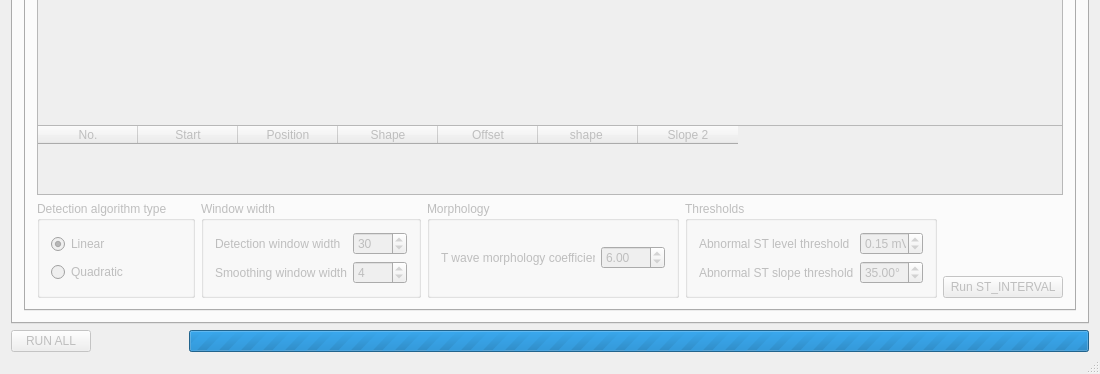
Old version of the form EKG/Views/airecgmain.ui in the repository qwerty90/ProjektEKG; both pictures show x 0 to 1100 and y 394 to 768 of the 1100 by 768 pixel window.
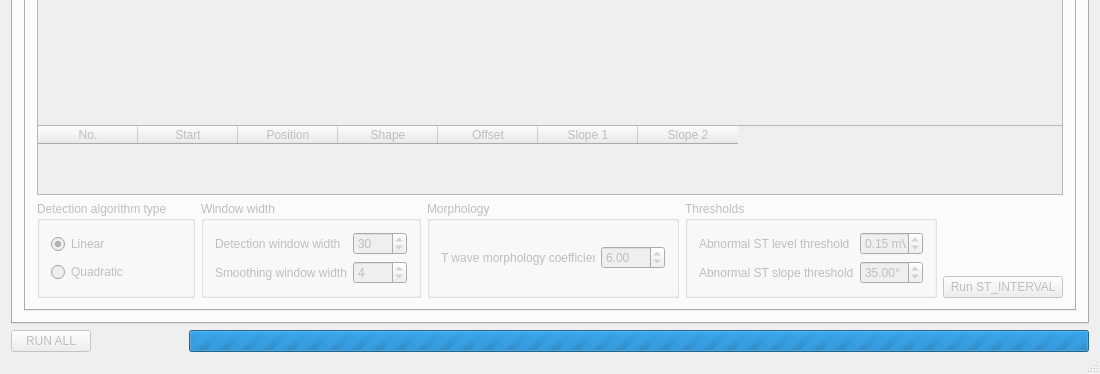
New version of the form. The open tabs and pages were chosen to show the change. Icons and pictures are not drawn.

Commit message: Fix incorrect column name

The edit to the form file:
```diff
--- a/EKG/Views/airecgmain.ui
+++ b/EKG/Views/airecgmain.ui
@@ -2679,7 +2679,7 @@
                     </column>
                     <column>
                      <property name="text">
-                      <string>shape </string>
+                      <string>Slope 1</string>
                      </property>
                     </column>
                     <column>
```
Left out of the diff: 2 changed lines with no effect on the pictures.
